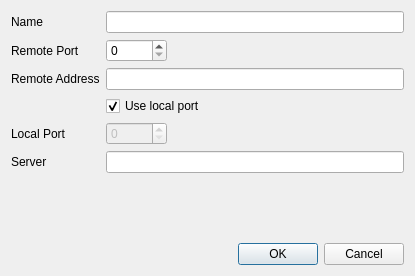
amartin755/sshTunnelGui, file src/connectionDialog.ui: the form before one commit.
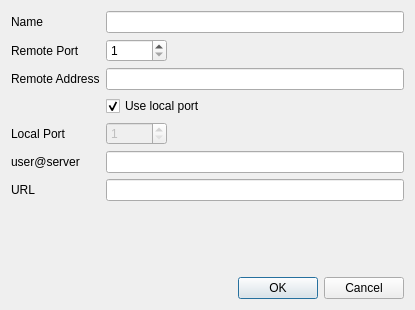
The form after the commit.

Commit message: completed connection setup

```diff
--- a/src/connectionDialog.ui
+++ b/src/connectionDialog.ui
@@ -7,7 +7,7 @@
     <x>0</x>
     <y>0</y>
     <width>415</width>
-    <height>276</height>
+    <height>310</height>
    </rect>
   </property>
   <property name="sizePolicy">
@@ -60,6 +60,9 @@
      </item>
      <item row="1" column="1">
       <widget class="QSpinBox" name="remotePort">
+       <property name="minimum">
+        <number>1</number>
+       </property>
        <property name="maximum">
         <number>65535</number>
        </property>
@@ -77,6 +80,9 @@
        <property name="enabled">
         <bool>false</bool>
        </property>
+       <property name="minimum">
+        <number>1</number>
+       </property>
        <property name="maximum">
         <number>65535</number>
        </property>
@@ -95,7 +101,7 @@
      <item row="6" column="0">
       <widget class="QLabel" name="label_5">
        <property name="text">
-        <string>Server</string>
+        <string>user@server</string>
        </property>
       </widget>
      </item>
@@ -112,6 +118,16 @@
        </property>
       </widget>
      </item>
+     <item row="7" column="1">
+      <widget class="QLineEdit" name="url"/>
+     </item>
+     <item row="7" column="0">
+      <widget class="QLabel" name="label_6">
+       <property name="text">
+        <string>URL</string>
+       </property>
+      </widget>
+     </item>
     </layout>
    </item>
   </layout>
```
Left out of the diff: 29 changed lines with no effect on the pictures. The commit also changes 5 other files.
